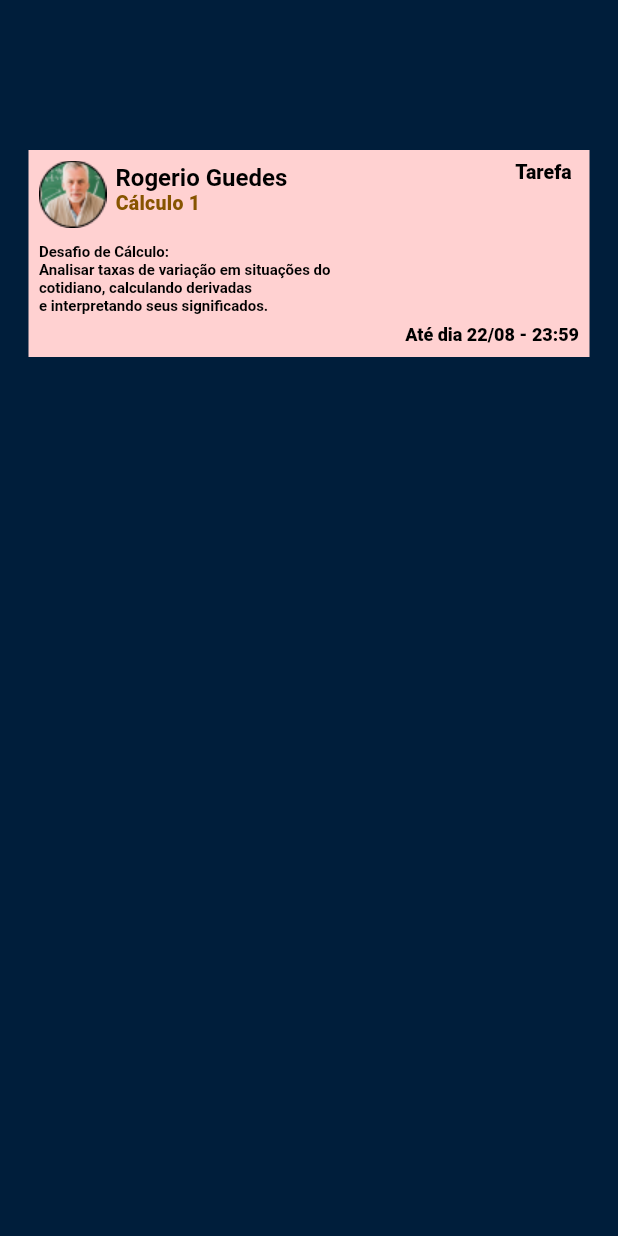
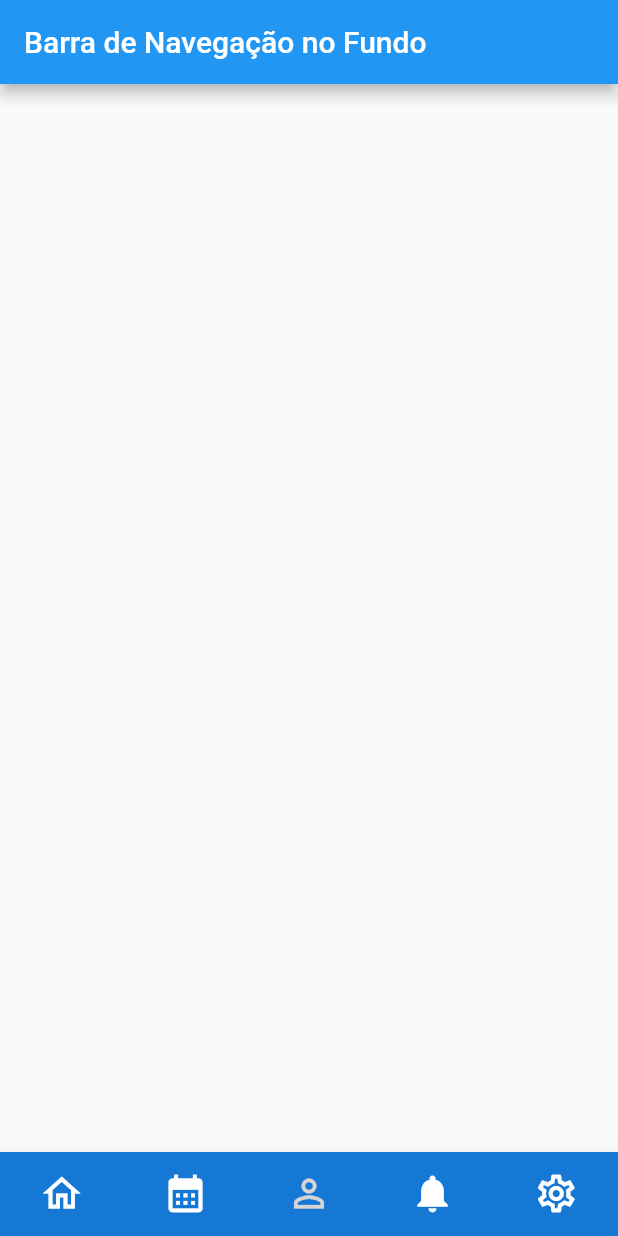
Before and after one commit to EnzoFavaro/Maua-Tasks, a Flutter app: the screen it shows after launch, on a phone screen of 412 x 824 dp. Run offline on Flutter 3.47's test engine with Material 2 defaults, Android fonts, the phone set to English and light mode, and no system bars; Roboto replaces fonts that are missing (Lato-Regular).

Commit message:
incluindo barra de navegação no fundo
Signed-off-by: Iago Aurichio <iagoaurichio39@gmail.com>

```diff
--- a/lib/main.dart
+++ b/lib/main.dart
@@ -1,5 +1,6 @@
 import 'package:flutter/material.dart';
 import '../widgets/task.dart';
+import '../widgets/bottom_bar.dart';
 
 void main() {
   runApp(const MyApp());
@@ -7,24 +8,16 @@ void main() {
 
 class MyApp extends StatelessWidget {
   const MyApp({super.key});
-
   // This widget is the root of your application.
   @override
   Widget build(BuildContext context) {
     return MaterialApp(
-      title: 'MauaTasks',
-      theme: ThemeData(
-        colorScheme: ColorScheme.fromSeed(seedColor: Colors.deepPurple),
-        useMaterial3: true,
-      ),
-      home: Container(
-        color: const Color(0xff001E3B),
-        child: const Column(
-          children: [
-            CardTask('Rogerio Guedes', 'Tarefa', 'Desafio de Cálculo: \nAnalisar taxas de variação em situações do \ncotidiano, calculando derivadas \ne interpretando seus significados.', 'Até dia 22/08 - 23:59')
-          ],
+      home: Scaffold(
+        appBar: AppBar(
+          title: const Text('Barra de Navegação no Fundo'),
         ),
-      ),
-    );
+        body: const BottomNavigationWidget()
+        )
+      );
   }
 }
--- /dev/null
+++ b/lib/widgets/bottom_bar.dart
@@ -0,0 +1,82 @@
+import 'package:flutter/material.dart';
+
+class BottomNavigationWidget extends StatefulWidget {
+  const BottomNavigationWidget({super.key});
+  @override
+  State<BottomNavigationWidget> createState() => _BottomNavigationWidgetState();
+}
+
+class _BottomNavigationWidgetState extends State<BottomNavigationWidget> {
+  int _selectedIndex = 0;
+
+  // Lista de páginas para exibir quando os ícones são clicados
+  final List<Widget> _pages = [
+    // Página 1
+    const Center(
+      child: Text(''),
+    ),
+    // Página 2
+    const Center(
+      child: Text(''),
+    ),
+    // Página 3
+    const Center(
+      child: Text(''),
+    ),
+    // Página 4
+    const Center(
+      child: Text(''),
+    ),
+    // Página 5
+    const Center(
+      child: Text(''),
+    ),
+  ];
+
+  @override
+  Widget build(BuildContext context) {
+    return Column(
+      children: <Widget>[
+        Expanded(
+          child: _pages[_selectedIndex],
+        ),
+        BottomNavigationBar(
+          type: BottomNavigationBarType.fixed,
+          selectedFontSize: 0.0,
+          unselectedFontSize: 0.0,
+          backgroundColor: const Color(0xff1578D4),
+          items: const <BottomNavigationBarItem>[
+            BottomNavigationBarItem(
+              icon: Icon(Icons.home_outlined, color: Colors.white, size: 30,),
+              label: '',
+            ),
+            BottomNavigationBarItem(
+              icon: Icon(Icons.calendar_month, color: Colors.white, size: 30),
+              label: '',
+            ),
+            BottomNavigationBarItem(
+              icon: Icon(Icons.person_outline, color: Color.fromARGB(255, 214, 213, 213), size: 30),
+              label: '',
+            ),
+            BottomNavigationBarItem(
+              icon: Icon(Icons.notifications, color: Colors.white, size: 30),
+              label: '',
+            ),
+            BottomNavigationBarItem(
+              icon: Icon(Icons.settings_outlined, color: Colors.white, size: 30),
+              label: '',
+            ),
+          ],
+          currentIndex: _selectedIndex,
+          onTap: _onItemTapped,
+        ),
+      ],
+    );
+  }
+
+  void _onItemTapped(int index) {
+    setState(() {
+      _selectedIndex = index;
+    });
+  }
+}
```
